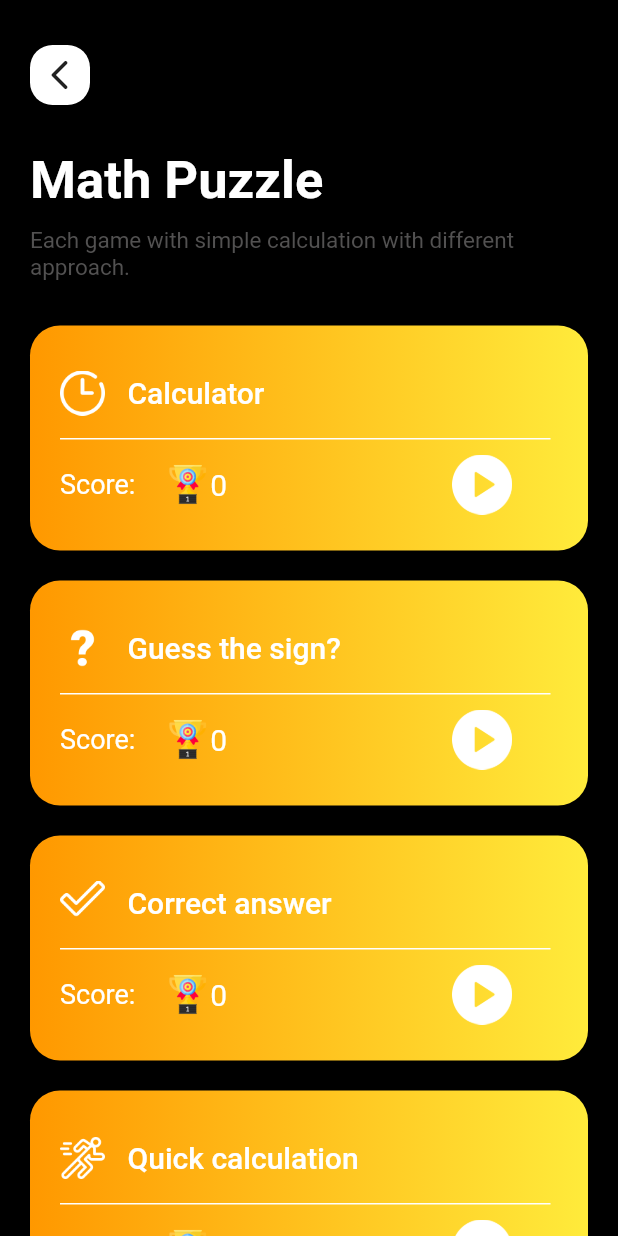
After one commit to imransaglam/mathgameimran, a Flutter app: the screen it shows after launch, after a tap on "Math Puzzle", on a phone screen of 412 x 824 dp. The commit adds this screen. Run offline on Flutter 3.47's test engine with Material 2 defaults, Android fonts, the phone set to English and light mode, and no system bars.

Commit message:
projected updated

```diff
--- /dev/null
+++ b/lib/pages/calculator.dart
@@ -0,0 +1,29 @@
+import 'package:flutter/material.dart';
+import 'package:flutter/src/widgets/container.dart';
+import 'package:flutter/src/widgets/framework.dart';
+import 'package:game/widgets/calculator_appbar.dart';
+
+import '../widgets/mathpuzzleScreen_backward.dart';
+
+class CalculatorScreen extends StatefulWidget {
+  const CalculatorScreen({super.key});
+
+  @override
+  State<CalculatorScreen> createState() => _CalculatorScreenState();
+}
+
+class _CalculatorScreenState extends State<CalculatorScreen> {
+  @override
+  Widget build(BuildContext context) {
+    return Scaffold(
+      backgroundColor: Colors.black,
+      body: Column(
+        children: [
+          AppBarCalculator(),
+
+        ],
+
+      ),
+    );
+  }
+}
--- a/lib/pages/homeScreen.dart
+++ b/lib/pages/homeScreen.dart
@@ -1,11 +1,12 @@
 import 'package:flutter/material.dart';
 import 'package:flutter/src/widgets/container.dart';
 import 'package:flutter/src/widgets/framework.dart';
+import 'package:game/pages/mathpuzzleScreen.dart';
 import 'package:game/widgets/homescreen_appbar.dart';
 import 'package:game/widgets/homescreen_mathpuzzle.dart';
 import 'package:game/widgets/homescreen_memorypuzzle.dart';
 import 'package:game/widgets/homescreen_trainyourbrain.dart';
-import 'package:game/widgets/texts.dart';
+import 'package:game/widgets/homescreen_texts.dart';
 
 class HomeScreen extends StatefulWidget {
   const HomeScreen({super.key});
@@ -23,13 +24,20 @@ class _HomeScreenState extends State<HomeScreen> {
         child: Column(
           children: [
             Padding(
-              padding: const EdgeInsets.only(right: 15,left: 15,top: 15),
+              padding: const EdgeInsets.only(right: 20,left: 20
+              ,top: 30),
               child: AppBarHome(),
             ),
             SizedBox(height: 40,),
             Texts(),
             SizedBox(height: 40,),
-            MathPuzzleButton(),
+            GestureDetector(
+              onTap: (() {
+               Navigator.push(context,
+               MaterialPageRoute(builder: ((context) => MathPuzzleScreen()))
+               );
+              }),
+              child: MathPuzzleButton()),
             SizedBox(height: 40,),
             MemoryPuzzleButton(),
             SizedBox(height: 40,),
--- /dev/null
+++ b/lib/pages/mathpuzzleScreen.dart
@@ -0,0 +1,67 @@
+import 'package:flutter/material.dart';
+import 'package:flutter/src/widgets/container.dart';
+import 'package:flutter/src/widgets/framework.dart';
+import 'package:game/widgets/mathpuzzleScreen_backward.dart';
+import 'package:game/widgets/mathpuzzleScreen_list.dart';
+import 'package:game/widgets/mathpuzzleScreen_texts.dart';
+
+class MathPuzzleScreen extends StatefulWidget {
+  const MathPuzzleScreen({super.key});
+
+  @override
+  State<MathPuzzleScreen> createState() => _MathPuzzleScreenState();
+}
+
+class _MathPuzzleScreenState extends State<MathPuzzleScreen> {
+  List<String> Texts=[
+    "Calculator",
+    "Guess the sign?",
+    "Correct answer",
+    "Quick calculation"
+  ];
+ List<String> Icons=[
+  "assets/images/clock.png",
+  "assets/images/question_mark.png",
+  "assets/images/check.png",
+  "assets/images/running.png",
+ ];
+
+  @override
+  Widget build(BuildContext context) {
+    return Scaffold(
+      backgroundColor: Colors.black,
+      body: SafeArea(
+        child: SingleChildScrollView(
+          child: Column(
+            crossAxisAlignment: CrossAxisAlignment.start,
+            children: [
+              Padding(
+                padding: const EdgeInsets.only(left: 20,right: 20,top: 30),
+                child: BackwardButton(),
+              ),
+              SizedBox(height:30),
+              Padding(
+                padding: const EdgeInsets.only(left:20,right:20),
+                child: TextsMathPuzzle(),
+              ),
+             Padding(
+               padding: const EdgeInsets.only(right: 20,left: 20,top:30),
+               child: Container(
+                width: MediaQuery.of(context).size.width,
+                height: MediaQuery.of(context).size.height,
+                child: ListView.builder(
+                  physics: NeverScrollableScrollPhysics(),
+                  itemCount: Texts.length,
+                  scrollDirection: Axis.vertical,
+                  itemBuilder: ((context, index) {
+                  return MathPuzzleScreenList(text1: Texts[index], icon1: Icons[index]);
+                })),
+               ),
+             )
+            ],
+          ),
+        ),
+      ),
+    );
+  }
+}
--- /dev/null
+++ b/lib/widgets/calculator_appbar.dart
@@ -0,0 +1,41 @@
+import 'package:flutter/cupertino.dart';
+import 'package:flutter/material.dart';
+import 'package:flutter/src/widgets/container.dart';
+import 'package:flutter/src/widgets/framework.dart';
+
+import 'mathpuzzleScreen_backward.dart';
+
+class AppBarCalculator extends StatefulWidget {
+  const AppBarCalculator({super.key});
+
+  @override
+  State<AppBarCalculator> createState() => _AppBarCalculatorState();
+}
+
+class _AppBarCalculatorState extends State<AppBarCalculator> {
+  @override
+  Widget build(BuildContext context) {
+    return SafeArea(
+      child: Container(
+        width: MediaQuery.of(context).size.width,
+        height: 50,
+
+        decoration: BoxDecoration(
+          borderRadius: BorderRadius.circular(10),
+           color: Colors.red,
+        ),
+        child: Row(
+          children: [
+              Padding(
+                padding: const EdgeInsets.all(8.0),
+                child: BackwardButton(),
+              ),
+              SizedBox(width: 100,),
+              Image.asset("assets/images/champ.png",height: 25,width: 25,),
+              Text("0",style: TextStyle(color: Colors.white,fontSize: 25,fontWeight: FontWeight.w500),)
+          ],
+        ),
+      ),
+    );
+  }
+}
--- /dev/null
+++ b/lib/widgets/mathpuzzleScreen_backward.dart
@@ -0,0 +1,31 @@
+import 'package:flutter/cupertino.dart';
+import 'package:flutter/material.dart';
+import 'package:flutter/src/widgets/container.dart';
+import 'package:flutter/src/widgets/framework.dart';
+
+class BackwardButton extends StatefulWidget {
+  const BackwardButton({super.key});
+
+  @override
+  State<BackwardButton> createState() => _BackwardButtonState();
+}
+
+class _BackwardButtonState extends State<BackwardButton> {
+  @override
+  Widget build(BuildContext context) {
+    return GestureDetector(
+      onTap: (() {
+        Navigator.pop(context);
+      }),
+      child: Container(
+        width: 40,
+        height: 40,
+        decoration: BoxDecoration(
+          borderRadius: BorderRadius.circular(15),
+          color: Colors.white,
+        ),
+        child: Icon(Icons.arrow_back_ios_rounded),
+      ),
+    );
+  }
+}
--- /dev/null
+++ b/lib/widgets/mathpuzzleScreen_list.dart
@@ -0,0 +1,84 @@
+import 'dart:ui';
+
+import 'package:flutter/cupertino.dart';
+import 'package:flutter/material.dart';
+import 'package:flutter/src/widgets/container.dart';
+import 'package:flutter/src/widgets/framework.dart';
+import 'package:game/pages/calculator.dart';
+
+class MathPuzzleScreenList extends StatefulWidget {
+  final String text1;
+  final String icon1;
+  const MathPuzzleScreenList({super.key, required this.text1, required this.icon1});
+
+  @override
+  State<MathPuzzleScreenList> createState() => _MathPuzzleScreenListState();
+}
+
+class _MathPuzzleScreenListState extends State<MathPuzzleScreenList> {
+  @override
+  Widget build(BuildContext context) {
+    return Padding(
+      padding: const EdgeInsets.only(bottom: 20),
+      child: GestureDetector(
+        onTap: (() {
+          Navigator.push(context,
+          MaterialPageRoute(builder: ((context) =>CalculatorScreen() )));
+        }),
+        child: Container(
+          padding: EdgeInsets.only(left:20),
+          height: 150,
+          decoration: BoxDecoration(
+            borderRadius: BorderRadius.circular(20),
+              gradient: LinearGradient(colors:[
+            Colors.orange,
+            Colors.yellow,
+          ])
+          ),
+          child: Column(
+            children: [
+              Row(
+                children: [
+                  Padding(
+                    padding: const EdgeInsets.only(top:30),
+                    child: Image.asset(widget.icon1,height: 30,width: 30,),
+                  ),
+                  SizedBox(width:15,),
+                  Padding(
+                    padding: const EdgeInsets.only(top: 30),
+                    child: Text(widget.text1,style: TextStyle(color: Colors.white,fontSize: 20,fontWeight: FontWeight.w500),),
+                  ),
+                ],
+              ),
+              Padding(
+                padding: const EdgeInsets.only(right:25,top:15 ),
+                child: Container(
+                  width: MediaQuery.of(context).size.width,
+                  height: 1,
+                  color: Colors.white,
+                ),
+              ),
+              Padding(
+                padding: const EdgeInsets.only(top:10),
+                child: Row(
+                  children: [
+                    Text("Score:",style: TextStyle(color: Colors.white,fontSize: 18),),
+                    SizedBox(width: 20,),
+                    Image.asset("assets/images/champ.png",height: 30,width: 30,),
+                    Text("0",style: TextStyle(color:Colors.white,fontSize: 20),),
+                    SizedBox(width: 150,),
+                    Image.asset("assets/images/play_button.png",width: 40,height: 40),
+
+
+                  ],
+                ),
+              )
+            ],
+
+          ),
+
+        ),
+      ),
+    );
+  }
+}
--- /dev/null
+++ b/lib/widgets/mathpuzzleScreen_texts.dart
@@ -0,0 +1,20 @@
+import 'package:flutter/cupertino.dart';
+import 'package:flutter/material.dart';
+import 'package:flutter/src/widgets/container.dart';
+import 'package:flutter/src/widgets/framework.dart';
+
+class TextsMathPuzzle extends StatelessWidget {
+  const TextsMathPuzzle({super.key});
+
+  @override
+  Widget build(BuildContext context) {
+    return Column(
+      crossAxisAlignment: CrossAxisAlignment.start,
+      children: [
+        Text("Math Puzzle",style: TextStyle(color:Colors.white,fontSize: 35,fontWeight: FontWeight.w600),),
+        SizedBox(height: 10,),
+        Text("Each game with simple calculation with different approach.",style: TextStyle(color: Color.fromARGB(255, 82, 81, 81),fontSize: 15,fontWeight: FontWeight.w400),)
+      ],
+    );
+  }
+}
```
Also changed, not shown: assets/images/check.png (added), assets/images/clock.png (added), assets/images/play_button.png (added), assets/images/question_mark.png (added), assets/images/running.png (added), lib/widgets/homescreen_texts.dart (renamed from lib/widgets/texts.dart).
